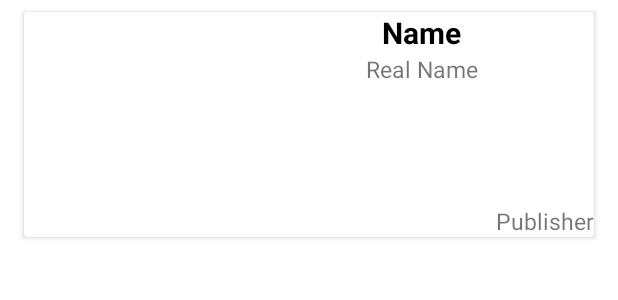
After one commit to AxelEncina/AppMix, an Android app: the layout item_superhero2.xml on its own in the app's theme, with its tools: preview values and no code run, on a phone screen of 412 x 824 dp. The commit adds this screen. Shown: the top 300 px of the screen. Run offline under Robolectric (Android 15) with nearby library versions, the phone set to English and light mode, and no system bars.

Commit message:
New functionality with rv

```diff
--- a/app/build.gradle.kts
+++ b/app/build.gradle.kts
@@ -51,6 +51,8 @@ dependencies {
     androidTestImplementation("androidx.test.ext:junit:1.1.5")
     androidTestImplementation("androidx.test.espresso:espresso-core:3.5.1")
 
+    implementation("com.github.bumptech.glide:glide:4.16.0")
+
     implementation("com.squareup.retrofit2:retrofit:2.9.0")
     implementation("com.squareup.retrofit2:converter-gson:2.9.0")
 
--- a/app/src/main/AndroidManifest.xml
+++ b/app/src/main/AndroidManifest.xml
@@ -14,6 +14,9 @@
         android:supportsRtl="true"
         android:theme="@style/Theme.AndroidMaster"
         tools:targetApi="34">
+        <activity
+            android:name=".recyclerviewexample.RecyclerViewExampleActivity"
+            android:exported="false" />
         <activity
             android:name=".settings.SettingsActivity"
             android:exported="false" />
--- /dev/null
+++ b/app/src/main/java/com/example/androidmaster/recyclerviewexample/SuperHero.kt
@@ -0,0 +1,3 @@
+package com.example.androidmaster.recyclerviewexample
+
+data class SuperHero(val superHero: String, val publisher:String, val realName: String, val photo: String)
--- a/app/src/main/res/layout/activity_menu.xml
+++ b/app/src/main/res/layout/activity_menu.xml
@@ -37,4 +37,10 @@
         android:layout_height="wrap_content"
         android:text="Settings"/>
 
+    <Button
+        android:id="@+id/btnRecyclerViewExample"
+        android:layout_width="match_parent"
+        android:layout_height="wrap_content"
+        android:text="RV EJEMPLO"/>
+
 </LinearLayout>
--- /dev/null
+++ b/app/src/main/res/layout/item_superhero2.xml
@@ -0,0 +1,58 @@
+<?xml version="1.0" encoding="utf-8"?>
+<androidx.cardview.widget.CardView xmlns:android="http://schemas.android.com/apk/res/android"
+    android:layout_width="match_parent"
+    android:layout_height="wrap_content"
+    android:layout_marginHorizontal="16dp"
+    android:layout_marginVertical="8dp"
+    xmlns:app="http://schemas.android.com/apk/res-auto"
+    xmlns:tools="http://schemas.android.com/tools">
+
+    <androidx.constraintlayout.widget.ConstraintLayout
+        android:layout_width="match_parent"
+        android:layout_height="wrap_content">
+
+         <ImageView
+            android:id="@+id/ivSuperhero"
+            android:layout_width="150dp"
+            android:layout_height="150dp"
+            app:layout_constraintTop_toTopOf="parent"
+            app:layout_constraintStart_toStartOf="parent"
+            />
+
+        <TextView
+            android:id="@+id/tvSuperheroName"
+            android:layout_width="wrap_content"
+            android:layout_height="wrap_content"
+            tools:text="Name"
+            android:textStyle="bold"
+            android:textColor="@color/black"
+            android:textSize="20sp"
+            app:layout_constraintStart_toEndOf="@id/ivSuperhero"
+            app:layout_constraintTop_toTopOf="parent"
+            app:layout_constraintEnd_toEndOf="parent"
+            />
+
+        <TextView
+            android:id="@+id/tvSuperheroRealName"
+            android:layout_width="wrap_content"
+            android:layout_height="wrap_content"
+            tools:text="Real Name"
+            android:textSize="15sp"
+            app:layout_constraintEnd_toEndOf="parent"
+            app:layout_constraintStart_toEndOf="@id/ivSuperhero"
+            app:layout_constraintTop_toBottomOf="@id/tvSuperheroName"
+            />
+
+        <TextView
+            android:id="@+id/tvSuperheroPublisher"
+            android:layout_width="wrap_content"
+            android:layout_height="wrap_content"
+            tools:text="Publisher"
+            android:textSize="15sp"
+            app:layout_constraintEnd_toEndOf="parent"
+            app:layout_constraintBottom_toBottomOf="parent"
+            />
+
+    </androidx.constraintlayout.widget.ConstraintLayout>
+
+</androidx.cardview.widget.CardView>
```
Also changed, not shown: app/src/main/java/com/example/androidmaster/MenuActivity.kt (+9 -0 lines), app/src/main/java/com/example/androidmaster/recyclerviewexample/RecyclerViewExampleActivity.kt (added, +39 -0 lines), app/src/main/java/com/example/androidmaster/recyclerviewexample/SuperHeroProvider.kt (added, +17 -0 lines), app/src/main/java/com/example/androidmaster/recyclerviewexample/adapter/SuperHeroAdapter.kt (added, +24 -0 lines), app/src/main/java/com/example/androidmaster/recyclerviewexample/adapter/SuperHeroViewHolder.kt (added, +32 -0 lines), app/src/main/res/layout/activity_recycler_view_example.xml (added, +13 -0 lines).
